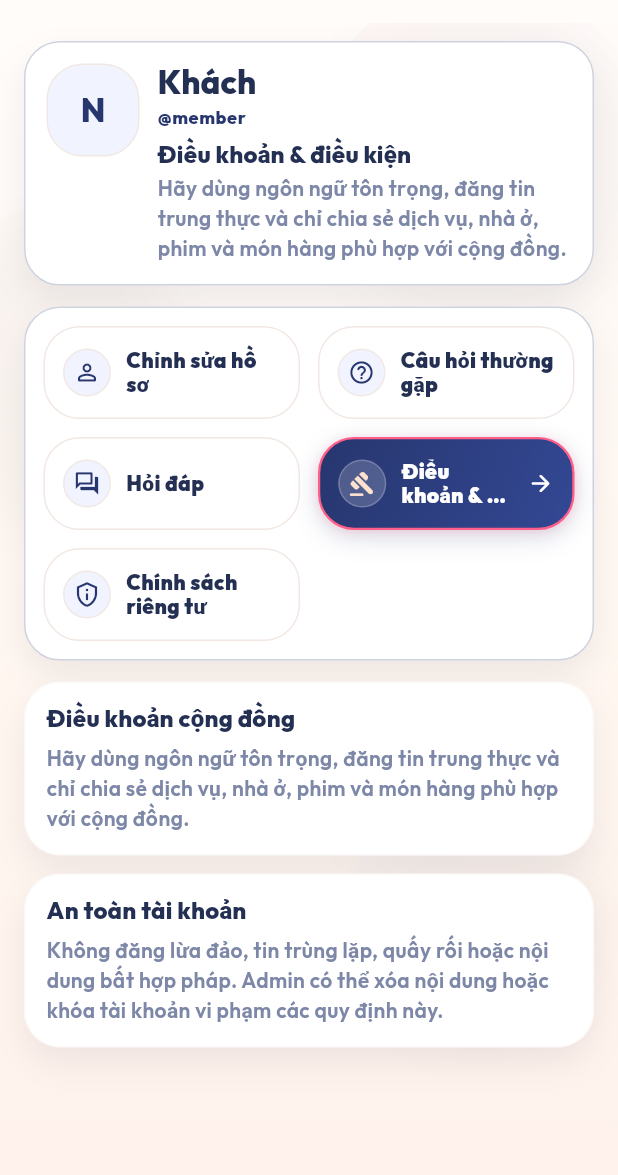
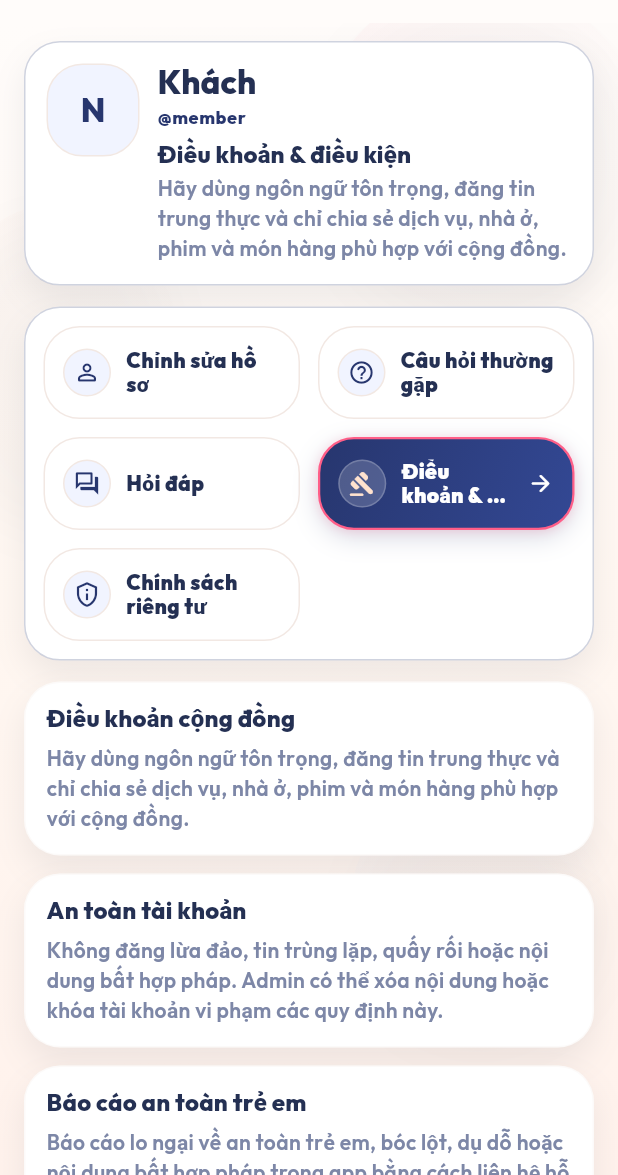
Before and after one commit to xuannguyenalphacep/nail-talk-testflight, a Flutter app: the AccountHubScreen screen opened directly, after a tap on "Câu hỏi thường gặp", after a tap on "Hỏi đáp", after a tap on "Điều khoản & điều kiện", on a phone screen of 412 x 824 dp, the part 61-1236 px from its top. Run offline on Flutter 3.47's test engine with Material 3 defaults, Android fonts, the phone set to English and light mode, and no system bars; our stand-ins replace device_info_plus, dio, file_picker, flutter_secure_storage, google_fonts, open_filex and 5 more; missing offline and left inert: dart:html, dart:ui_web; accounts and stored records are empty.

Commit message:
Prepare Google Play release 1.0.1

```diff
--- a/lib/src/core/localization/app_localizer.dart
+++ b/lib/src/core/localization/app_localizer.dart
@@ -462,6 +462,9 @@ class AppLocalizer {
     'Account safety': 'An toàn tài khoản',
     'Do not post scams, duplicate listings, harassment, or illegal content. Admin can remove content or disable accounts that break these rules.':
         'Không đăng lừa đảo, tin trùng lặp, quấy rối hoặc nội dung bất hợp pháp. Admin có thể xóa nội dung hoặc khóa tài khoản vi phạm các quy định này.',
+    'Child safety reporting': 'Báo cáo an toàn trẻ em',
+    'Report child safety concerns, exploitation, grooming, or illegal content in the app by contacting support at kietlamphim@gmail.com. Include the username, post, listing, or chat details so the team can review and escalate urgent risks.':
+        'Báo cáo lo ngại về an toàn trẻ em, bóc lột, dụ dỗ hoặc nội dung bất hợp pháp trong app bằng cách liên hệ hỗ trợ tại kietlamphim@gmail.com. Vui lòng gửi tên người dùng, bài đăng, tin rao hoặc chi tiết chat để đội ngũ xem xét và xử lý rủi ro khẩn cấp.',
     'Privacy & data': 'Quyền riêng tư & dữ liệu',
     'Shared content visibility': 'Mức độ hiển thị nội dung chia sẻ',
     'If you share a phone number, address, or media in posts or chat, other members may see that content based on where you post it.':
--- a/lib/src/screens/account_hub_screen.dart
+++ b/lib/src/screens/account_hub_screen.dart
@@ -369,6 +369,10 @@ class _AccountHubScreenState extends State<AccountHubScreen> {
                   (
                     'Account safety',
                     'Do not post scams, duplicate listings, harassment, or illegal content. Admin can remove content or disable accounts that break these rules.',
+                  ),
+                  (
+                    'Child safety reporting',
+                    'Report child safety concerns, exploitation, grooming, or illegal content in the app by contacting support at kietlamphim@gmail.com. Include the username, post, listing, or chat details so the team can review and escalate urgent risks.',
                   ),
                 ],
               )
--- a/pubspec.yaml
+++ b/pubspec.yaml
@@ -1,7 +1,7 @@
 name: social_hub_flutter
 description: Flutter super app for chat, movies, marketplace, jobs, and room share.
 publish_to: 'none'
-version: 1.0.0+1
+version: 1.0.1+2
 
 environment:
   sdk: ^3.11.1
```
Also changed, not shown: docs/google-play-assets/app-icon-512.png (added), docs/google-play-assets/contact-sheet-google-play.png (added), docs/google-play-assets/feature-graphic-1024x500.png (added), docs/google-play-assets/phone-01-01-community-hub.png (added), docs/google-play-assets/phone-02-02-free-movies.png (added), docs/google-play-assets/phone-03-03-watch-preview.png (added), docs/google-play-assets/phone-04-04-community-market.png (added), docs/google-play-assets/phone-05-05-live-chat.png (added), docs/google-play-assets/phone-06-06-more-tools.png (added).
